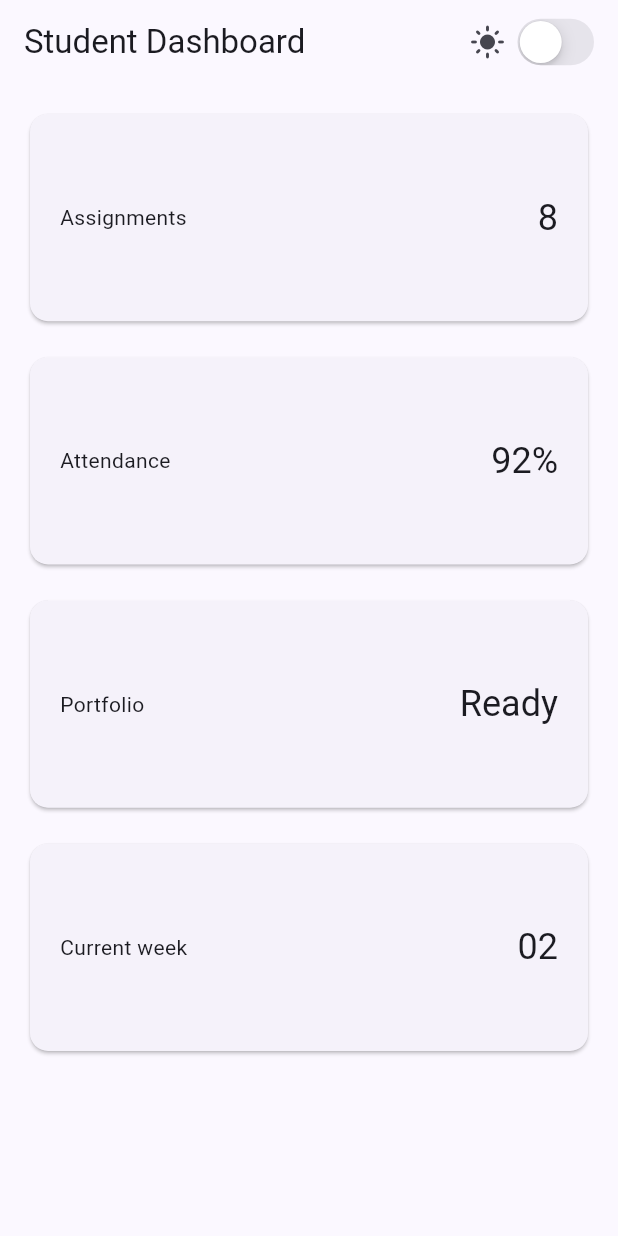
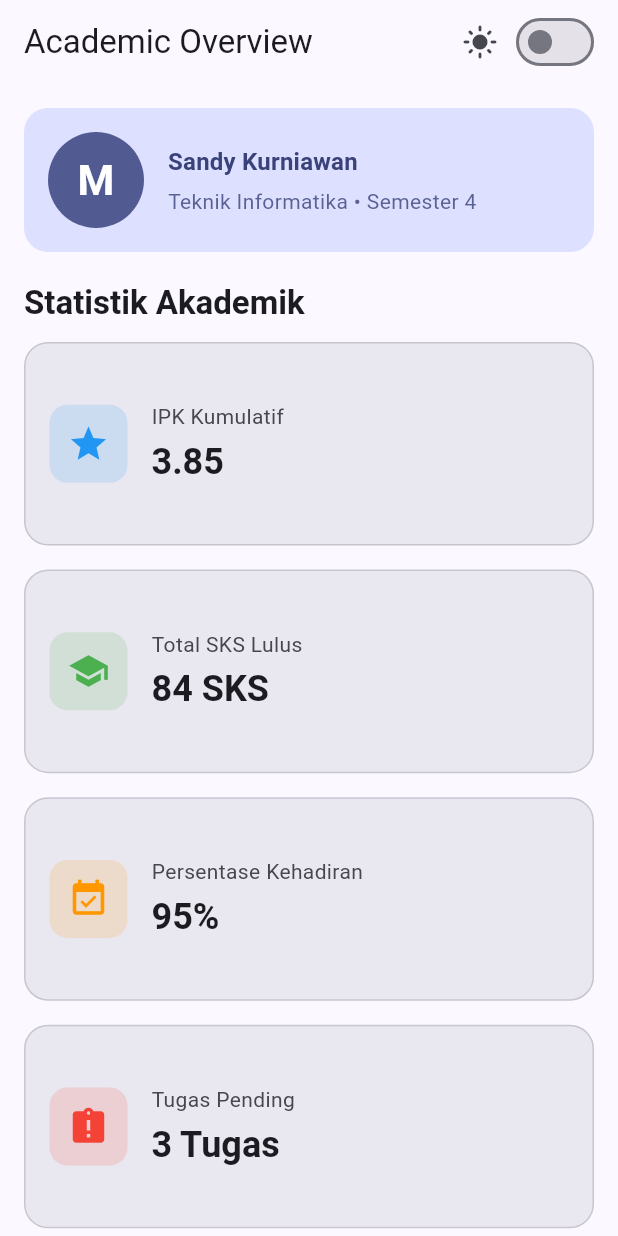
Before and after one commit to sandyy221/244107020029-mobile-course, a Flutter app: the screen it shows after launch, on a phone screen of 412 x 824 dp. Run offline on Flutter 3.47's test engine with Material 3 defaults, Android fonts, the light colour scheme and no system bars.

Commit message:
tugas AI challenge week2

```diff
--- a/02-week-2-declarative-ui-responsive-design/responsive_dashboard/lib/main.dart
+++ b/02-week-2-declarative-ui-responsive-design/responsive_dashboard/lib/main.dart
@@ -17,14 +17,18 @@ class _DashboardAppState extends State<DashboardApp> {
   Widget build(BuildContext context) {
     return MaterialApp(
       debugShowCheckedModeBanner: false,
-      theme: ThemeData(useMaterial3: true, colorSchemeSeed: Colors.indigo),
+      theme: ThemeData(
+        useMaterial3: true,
+        colorSchemeSeed: Colors.indigo,
+        brightness: Brightness.light,
+      ),
       darkTheme: ThemeData(
         useMaterial3: true,
+        colorSchemeSeed: Colors.indigo,
         brightness: Brightness.dark,
-        colorSchemeSeed: Colors.indigo,
       ),
       themeMode: isDark ? ThemeMode.dark : ThemeMode.light,
-      home: DashboardPage(
+      home: AcademicOverviewPage(
         isDark: isDark,
         onDarkChanged: (value) => setState(() => isDark = value),
       ),
@@ -32,12 +36,13 @@ class _DashboardAppState extends State<DashboardApp> {
   }
 }
 
-class DashboardPage extends StatelessWidget {
-  const DashboardPage({
+class AcademicOverviewPage extends StatelessWidget {
+  const AcademicOverviewPage({
     required this.isDark,
     required this.onDarkChanged,
     super.key,
   });
+
   final bool isDark;
   final ValueChanged<bool> onDarkChanged;
 
@@ -45,57 +50,225 @@ class DashboardPage extends StatelessWidget {
   Widget build(BuildContext context) {
     return Scaffold(
       appBar: AppBar(
-        title: const Text('Student Dashboard'),
+        title: const Text('Academic Overview'),
         actions: [
-          Row(
+          Semantics(
+            label: isDark ? 'Aktifkan mode terang' : 'Aktifkan mode gelap',
+            toggled: isDark,
+            child: Row(
               children: [
                 Icon(isDark ? Icons.dark_mode : Icons.light_mode),
-              const SizedBox(width: 4),
-              CupertinoSwitch(value: isDark, onChanged: onDarkChanged),
+                const SizedBox(width: 8),
+                Switch.adaptive(
+                  value: isDark,
+                  onChanged: onDarkChanged,
+                ),
                 const SizedBox(width: 12),
               ],
             ),
+          ),
         ],
       ),
-      body: LayoutBuilder(
+      body: SingleChildScrollView(
+        padding: const EdgeInsets.all(16.0),
+        child: Column(
+          crossAxisAlignment: CrossAxisAlignment.start,
+          children: [
+            // 1. Header Profil (Container, Row, Column, Expanded)
+            const ProfileHeader(),
+            const SizedBox(height: 20),
+
+            // Section Title
+            Text(
+              'Statistik Akademik',
+              style: Theme.of(context).textTheme.titleLarge?.copyWith(
+                    fontWeight: FontWeight.bold,
+                  ),
+            ),
+            const SizedBox(height: 12),
+
+            // 2. Grid Kartu Informasi Responsif (1 kolom sempit / 2 kolom lebar)
+            LayoutBuilder(
               builder: (context, constraints) {
-          final columns = constraints.maxWidth >= 700 ? 2 : 1;
+                final isWideScreen = constraints.maxWidth >= 600;
+                final crossAxisCount = isWideScreen ? 2 : 1;
+
                 return GridView.count(
-            padding: const EdgeInsets.all(16),
-            crossAxisCount: columns,
+                  shrinkWrap: true,
+                  physics: const NeverScrollableScrollPhysics(),
+                  crossAxisCount: crossAxisCount,
                   crossAxisSpacing: 16,
                   mainAxisSpacing: 16,
-            childAspectRatio: 2.6,
+                  childAspectRatio: isWideScreen ? 2.5 : 2.8,
                   children: const [
-              DashboardCard(title: 'Assignments', value: '8'),
-              DashboardCard(title: 'Attendance', value: '92%'),
-              DashboardCard(title: 'Portfolio', value: 'Ready'),
-              DashboardCard(title: 'Current week', value: '02'),
+                    AcademicCard(
+                      title: 'IPK Kumulatif',
+                      value: '3.85',
+                      icon: Icons.grade,
+                      color: Colors.blue,
+                      semanticLabel: 'IPK Kumulatif Anda saat ini adalah 3.85',
+                    ),
+                    AcademicCard(
+                      title: 'Total SKS Lulus',
+                      value: '84 SKS',
+                      icon: Icons.school,
+                      color: Colors.green,
+                      semanticLabel: 'Total SKS yang telah lulus adalah 84 SKS',
+                    ),
+                    AcademicCard(
+                      title: 'Persentase Kehadiran',
+                      value: '95%',
+                      icon: Icons.event_available,
+                      color: Colors.orange,
+                      semanticLabel: 'Persentase kehadiran perkuliahan 95 persen',
+                    ),
+                    AcademicCard(
+                      title: 'Tugas Pending',
+                      value: '3 Tugas',
+                      icon: Icons.assignment_late,
+                      color: Colors.red,
+                      semanticLabel: 'Ada 3 tugas pending yang perlu diselesaikan',
+                    ),
                   ],
                 );
               },
             ),
-    );
-  }
-}
-
-class DashboardCard extends StatelessWidget {
-  const DashboardCard({required this.title, required this.value, super.key});
-  final String title;
-  final String value;
-
-  @override
-  Widget build(BuildContext context) {
-    return Card(
-      child: Padding(
-        padding: const EdgeInsets.all(20),
-        child: Row(
-          children: [
-            Expanded(child: Text(title)),
-            Text(value, style: Theme.of(context).textTheme.headlineSmall),
           ],
         ),
       ),
     );
   }
 }
+
+// Widget Header Profil
+class ProfileHeader extends StatelessWidget {
+  const ProfileHeader({super.key});
+
+  @override
+  Widget build(BuildContext context) {
+    final theme = Theme.of(context);
+
+    return Container(
+      padding: const EdgeInsets.all(16),
+      decoration: BoxDecoration(
+        color: theme.colorScheme.primaryContainer,
+        borderRadius: BorderRadius.circular(16),
+      ),
+      child: Row(
+        children: [
+          Semantics(
+            label: 'Foto Profil Mahasiswa',
+            child: CircleAvatar(
+              radius: 32,
+              backgroundColor: theme.colorScheme.primary,
+              child: Text(
+                'M',
+                style: TextStyle(
+                  fontSize: 28,
+                  fontWeight: FontWeight.bold,
+                  color: theme.colorScheme.onPrimary,
+                ),
+              ),
+            ),
+          ),
+          const SizedBox(width: 16),
+          Expanded(
+            child: Column(
+              crossAxisAlignment: CrossAxisAlignment.start,
+              children: [
+                Text(
+                  'Sandy Kurniawan',
+                  style: theme.textTheme.titleMedium?.copyWith(
+                    fontWeight: FontWeight.bold,
+                    color: theme.colorScheme.onPrimaryContainer,
+                  ),
+                ),
+                const SizedBox(height: 4),
+                Text(
+                  'Teknik Informatika • Semester 4',
+                  style: theme.textTheme.bodyMedium?.copyWith(
+                    color: theme.colorScheme.onPrimaryContainer.withOpacity(0.8),
+                  ),
+                ),
+              ],
+            ),
+          ),
+        ],
+      ),
+    );
+  }
+}
+
+// Widget Kartu Informasi Akademik
+class AcademicCard extends StatelessWidget {
+  const AcademicCard({
+    required this.title,
+    required this.value,
+    required this.icon,
+    required this.color,
+    required this.semanticLabel,
+    super.key,
+  });
+
+  final String title;
+  final String value;
+  final IconData icon;
+  final Color color;
+  final String semanticLabel;
+
+  @override
+  Widget build(BuildContext context) {
+    final theme = Theme.of(context);
+
+    return Semantics(
+      label: semanticLabel,
+      child: Container(
+        padding: const EdgeInsets.all(16),
+        decoration: BoxDecoration(
+          color: theme.colorScheme.surfaceContainerHigh,
+          borderRadius: BorderRadius.circular(16),
+          border: Border.all(
+            color: theme.colorScheme.outlineVariant,
+          ),
+        ),
+        child: Row(
+          children: [
+            Container(
+              padding: const EdgeInsets.all(12),
+              decoration: BoxDecoration(
+                color: color.withOpacity(0.15),
+                borderRadius: BorderRadius.circular(12),
+              ),
+              child: Icon(icon, color: color, size: 28),
+            ),
+            const SizedBox(width: 16),
+            Expanded(
+              child: Column(
+                crossAxisAlignment: CrossAxisAlignment.start,
+                mainAxisAlignment: MainAxisAlignment.center,
+                children: [
+                  Text(
+                    title,
+                    style: theme.textTheme.bodyMedium?.copyWith(
+                      color: theme.colorScheme.onSurfaceVariant,
+                    ),
+                    maxLines: 1,
+                    overflow: TextOverflow.ellipsis,
+                  ),
+                  const SizedBox(height: 4),
+                  Text(
+                    value,
+                    style: theme.textTheme.headlineSmall?.copyWith(
+                      fontWeight: FontWeight.bold,
+                      color: theme.colorScheme.onSurface,
+                    ),
+                  ),
+                ],
+              ),
+            ),
+          ],
+        ),
+      ),
+    );
+  }
+}
```
Also changed, not shown: 1 other file. Lines whose indentation alone changed are shown as unchanged.
